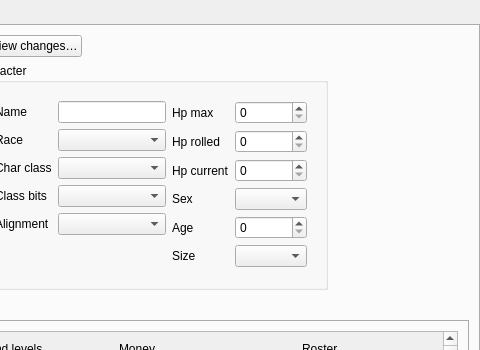
The window that wish/window.ui (malcyon/wish) describes before a commit, drawn with Qt 5; both pictures show x 299 to 779 and y 0 to 350 of the 779 by 713 pixel window.
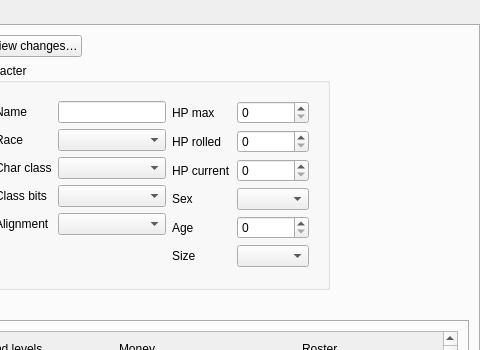
The same window after the commit. The open tabs and pages were chosen to show the change. Custom widgets are drawn as their Qt base class.

```diff
--- a/wish/window.ui
+++ b/wish/window.ui
@@ -1473,7 +1473,7 @@
                   <item row="0" column="0">
                    <widget class="QLabel" name="label_hp_max">
                     <property name="text">
-                     <string>Hp max</string>
+                     <string>HP max</string>
                     </property>
                    </widget>
                   </item>
@@ -1490,7 +1490,7 @@
                   <item row="1" column="0">
                    <widget class="QLabel" name="label_hp_rolled">
                     <property name="text">
-                     <string>Hp rolled</string>
+                     <string>HP rolled</string>
                     </property>
                    </widget>
                   </item>
@@ -1507,7 +1507,7 @@
                   <item row="2" column="0">
                    <widget class="QLabel" name="label_hp_current">
                     <property name="text">
-                     <string>Hp current</string>
+                     <string>HP current</string>
                     </property>
                    </widget>
                   </item>
```
